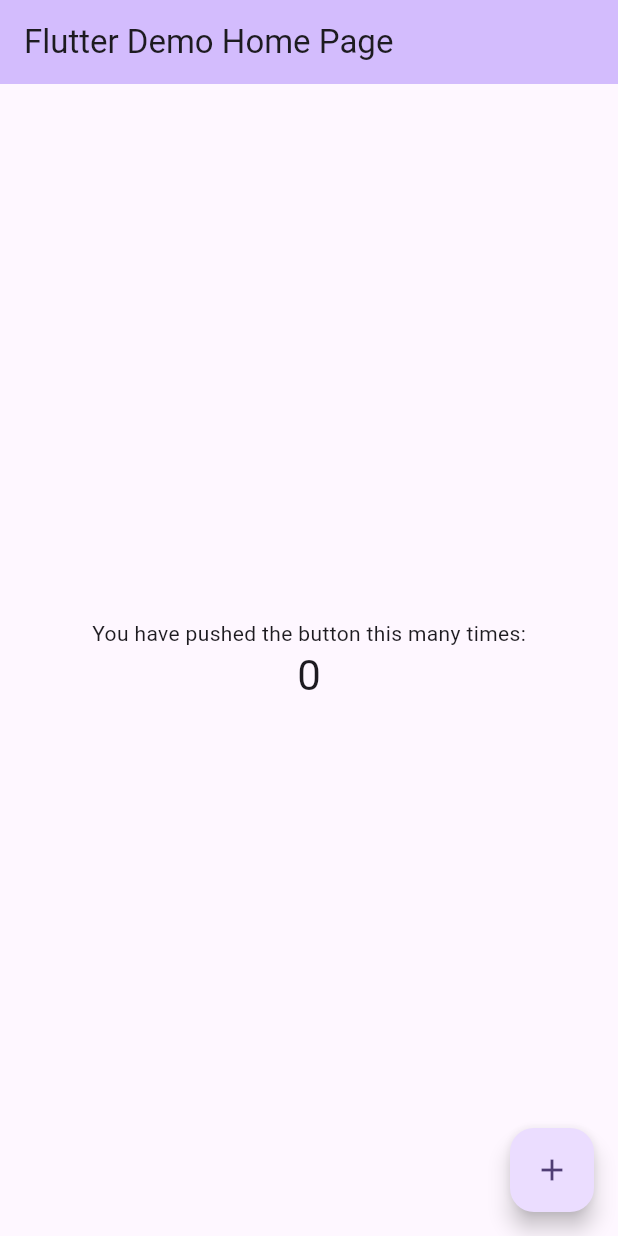
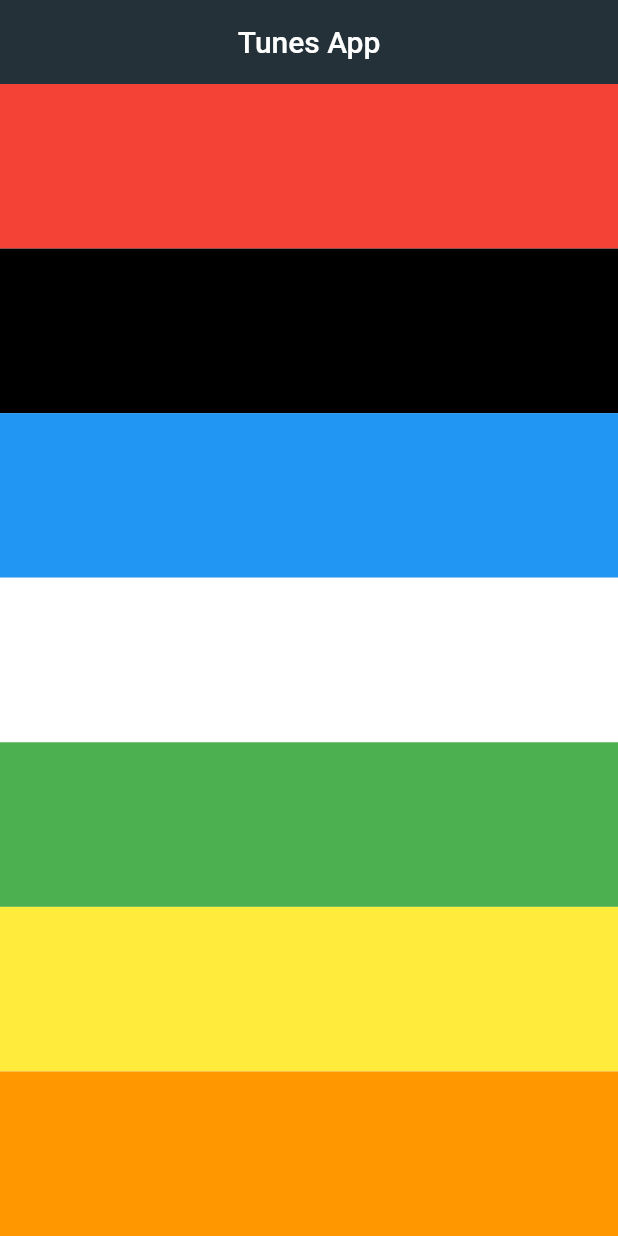
Before and after one commit to mostafamouharm/tunesPlayerApp, a Flutter app: the screen it shows after launch, on a phone screen of 412 x 824 dp. Run offline on Flutter 3.47's test engine with Material 2 defaults, Android fonts, the light colour scheme and no system bars.

Commit message:
Tunes App

```diff
--- a/lib/main.dart
+++ b/lib/main.dart
@@ -1,125 +1,18 @@
 import 'package:flutter/material.dart';
+import 'package:tunes_player_app/views/tune_page.dart';
 
 void main() {
-  runApp(const MyApp());
+  runApp(const TuneApp());
 }
 
-class MyApp extends StatelessWidget {
-  const MyApp({super.key});
+class TuneApp extends StatelessWidget {
+  const TuneApp({super.key});
 
-  // This widget is the root of your application.
   @override
   Widget build(BuildContext context) {
-    return MaterialApp(
-      title: 'Flutter Demo',
-      theme: ThemeData(
-        // This is the theme of your application.
-        //
-        // TRY THIS: Try running your application with "flutter run". You'll see
-        // the application has a blue toolbar. Then, without quitting the app,
-        // try changing the seedColor in the colorScheme below to Colors.green
-        // and then invoke "hot reload" (save your changes or press the "hot
-        // reload" button in a Flutter-supported IDE, or press "r" if you used
-        // the command line to start the app).
-        //
-        // Notice that the counter didn't reset back to zero; the application
-        // state is not lost during the reload. To reset the state, use hot
-        // restart instead.
-        //
-        // This works for code too, not just values: Most code changes can be
-        // tested with just a hot reload.
-        colorScheme: ColorScheme.fromSeed(seedColor: Colors.deepPurple),
-        useMaterial3: true,
-      ),
-      home: const MyHomePage(title: 'Flutter Demo Home Page'),
+    return const MaterialApp(
+      debugShowCheckedModeBanner: false,
+      home: TuneView(),
     );
   }
 }
-
-class MyHomePage extends StatefulWidget {
-  const MyHomePage({super.key, required this.title});
-
-  // This widget is the home page of your application. It is stateful, meaning
-  // that it has a State object (defined below) that contains fields that affect
-  // how it looks.
-
-  // This class is the configuration for the state. It holds the values (in this
-  // case the title) provided by the parent (in this case the App widget) and
-  // used by the build method of the State. Fields in a Widget subclass are
-  // always marked "final".
-
-  final String title;
-
-  @override
-  State<MyHomePage> createState() => _MyHomePageState();
-}
-
-class _MyHomePageState extends State<MyHomePage> {
-  int _counter = 0;
-
-  void _incrementCounter() {
-    setState(() {
-      // This call to setState tells the Flutter framework that something has
-      // changed in this State, which causes it to rerun the build method below
-      // so that the display can reflect the updated values. If we changed
-      // _counter without calling setState(), then the build method would not be
-      // called again, and so nothing would appear to happen.
-      _counter++;
-    });
-  }
-
-  @override
-  Widget build(BuildContext context) {
-    // This method is rerun every time setState is called, for instance as done
-    // by the _incrementCounter method above.
-    //
-    // The Flutter framework has been optimized to make rerunning build methods
-    // fast, so that you can just rebuild anything that needs updating rather
-    // than having to individually change instances of widgets.
-    return Scaffold(
-      appBar: AppBar(
-        // TRY THIS: Try changing the color here to a specific color (to
-        // Colors.amber, perhaps?) and trigger a hot reload to see the AppBar
-        // change color while the other colors stay the same.
-        backgroundColor: Theme.of(context).colorScheme.inversePrimary,
-        // Here we take the value from the MyHomePage object that was created by
-        // the App.build method, and use it to set our appbar title.
-        title: Text(widget.title),
-      ),
-      body: Center(
-        // Center is a layout widget. It takes a single child and positions it
-        // in the middle of the parent.
-        child: Column(
-          // Column is also a layout widget. It takes a list of children and
-          // arranges them vertically. By default, it sizes itself to fit its
-          // children horizontally, and tries to be as tall as its parent.
-          //
-          // Column has various properties to control how it sizes itself and
-          // how it positions its children. Here we use mainAxisAlignment to
-          // center the children vertically; the main axis here is the vertical
-          // axis because Columns are vertical (the cross axis would be
-          // horizontal).
-          //
-          // TRY THIS: Invoke "debug painting" (choose the "Toggle Debug Paint"
-          // action in the IDE, or press "p" in the console), to see the
-          // wireframe for each widget.
-          mainAxisAlignment: MainAxisAlignment.center,
-          children: <Widget>[
-            const Text(
-              'You have pushed the button this many times:',
-            ),
-            Text(
-              '$_counter',
-              style: Theme.of(context).textTheme.headlineMedium,
-            ),
-          ],
-        ),
-      ),
-      floatingActionButton: FloatingActionButton(
-        onPressed: _incrementCounter,
-        tooltip: 'Increment',
-        child: const Icon(Icons.add),
-      ), // This trailing comma makes auto-formatting nicer for build methods.
-    );
-  }
-}
--- /dev/null
+++ b/lib/views/tune_page.dart
@@ -0,0 +1,47 @@
+import 'package:flutter/material.dart';
+import 'package:tunes_player_app/widgets/tune_item.dart';
+
+class TuneView extends StatelessWidget {
+  const TuneView({super.key});
+
+  @override
+  Widget build(BuildContext context) {
+    return Scaffold(
+      appBar: AppBar(
+        backgroundColor: const Color(0xff243139),
+        elevation: 0,
+        centerTitle: true,
+        title: const Text(
+          'Tunes App',
+          style: TextStyle(),
+        ),
+      ),
+      body: const Column(
+        children: [
+          TuneItem(
+            color: Colors.red,
+          ),
+          TuneItem(
+            color: Colors.black,
+          ),
+          TuneItem(
+            color: Colors.blue,
+          ),
+          TuneItem(
+            color: Colors.white,
+          ),
+          TuneItem(
+            color: Colors.green,
+          ),
+          TuneItem(
+            color: Colors.yellow,
+          ),
+          TuneItem(
+            color: Colors.orange,
+          ),
+
+        ],
+      ),
+    );
+  }
+}
--- /dev/null
+++ b/lib/widgets/tune_item.dart
@@ -0,0 +1,10 @@
+import 'package:flutter/material.dart';
+
+class TuneItem extends StatelessWidget {
+  const TuneItem({super.key, required this.color});
+  final Color color;
+  @override
+  Widget build(BuildContext context) {
+    return Expanded (child: Container(color: color,));
+  }
+}
```
Also changed, not shown: 1 other file.
